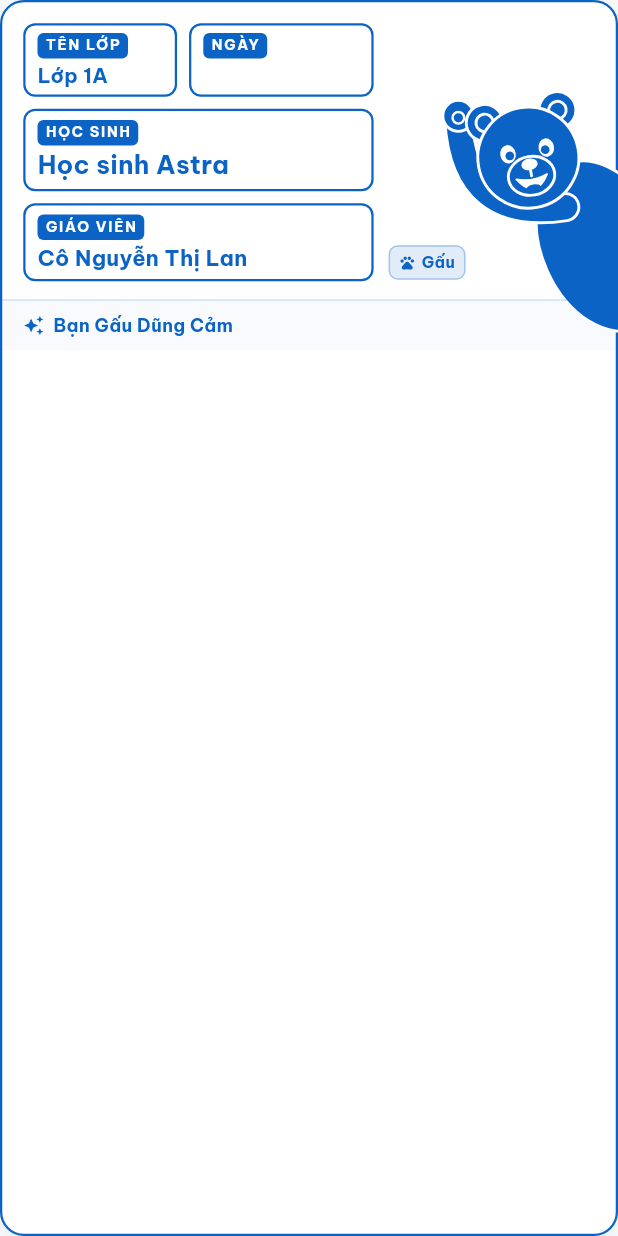
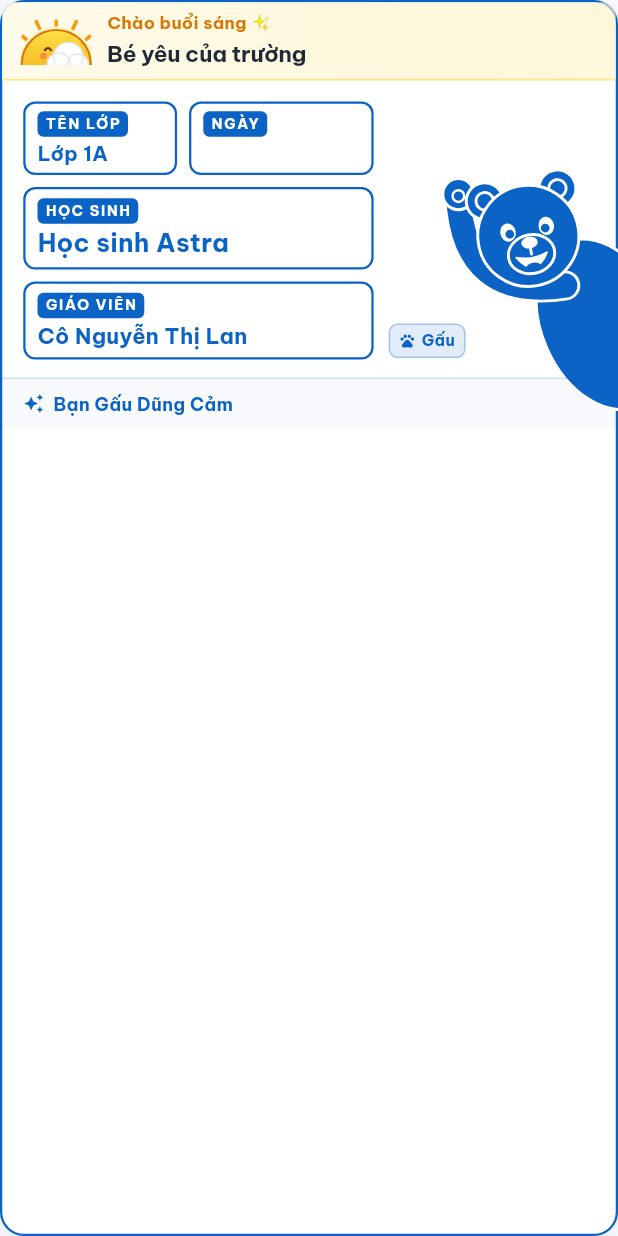
Before and after one commit to trongminh13/Project-GD, a Flutter app: the PrimaryAnimalIdentityCard widget shown alone on an empty page, opened directly with empty values, on a phone screen of 412 x 824 dp. Run offline on Flutter 3.47's test engine with Material 3 defaults, Android fonts, the phone set to English and light mode, and no system bars; our stand-ins replace file_picker, firebase_auth, firebase_core, fl_chart, flutter_dotenv, flutter_secure_storage and 3 more; missing offline and left inert: razorpay_flutter; accounts and stored records are empty; network calls fail.

Commit message:
refactor: add primary sky greeting header and celestial painter for primary student identity card

```diff
--- a/frontend/lib/features/student/screens/student_dashboard_screen.dart
+++ b/frontend/lib/features/student/screens/student_dashboard_screen.dart
@@ -1968,6 +1968,7 @@ class _StudentDashboardScreenState extends State<StudentDashboardScreen> {
               dateStr: '${now.day.toString().padLeft(2, '0')}/${now.month.toString().padLeft(2, '0')}/${now.year}',
               dobDMY: _extractDobDMY(_profile),
               teacherName: classTeacher,
+              timeOverride: now,
               onTapMore: _showMoreBottomSheet,
               onLogout: _logout,
             )
--- a/frontend/lib/features/student/widgets/mascot/primary_animal_identity_card.dart
+++ b/frontend/lib/features/student/widgets/mascot/primary_animal_identity_card.dart
@@ -2,15 +2,18 @@ import 'package:flutter/material.dart';
 import 'package:ashadeep/core/theme/app_colors.dart';
 import 'animal_mascot_data.dart';
 import 'animal_mascot_painter.dart';
+import 'primary_sky_greeting_header.dart';
 
 /// Thẻ Con Vật Nhận Diện Lớp Học (Dành riêng cho học sinh Cấp 1)
 /// Thiết kế chuẩn mực Senior Design: Bo góc 16px, ô con 8px, viền 1.5px, 100% Vector Canvas
+/// Tích hợp Header Bầu Trời (Mặt trời/Mặt trăng nhô nửa trên) và Lời chào thời gian sinh động
 class PrimaryAnimalIdentityCard extends StatelessWidget {
   final String studentName;
   final String className;
   final String dateStr;
   final String dobDMY;
   final String teacherName;
+  final DateTime? timeOverride;
   final VoidCallback? onTapMore;
   final VoidCallback? onLogout;
 
@@ -21,6 +24,7 @@ class PrimaryAnimalIdentityCard extends StatelessWidget {
     required this.dateStr,
     required this.dobDMY,
     required this.teacherName,
+    this.timeOverride,
     this.onTapMore,
     this.onLogout,
   });
@@ -51,6 +55,13 @@ class PrimaryAnimalIdentityCard extends StatelessWidget {
       child: Column(
         crossAxisAlignment: CrossAxisAlignment.stretch,
         children: [
+          // 0. Banner Bầu Trời: Hình tượng Mặt Trời/Mặt Trăng nhô nửa trên & Lời chào theo thời gian
+          PrimarySkyGreetingHeader(
+            studentName: studentName,
+            primaryColor: color,
+            timeOverride: timeOverride,
+          ),
+
           // Phần nội dung chính: Bố cục 2 cột (Cột thông tin 62% + Cột linh vật 38%)
           InkWell(
             onTap: onTapMore,
--- /dev/null
+++ b/frontend/lib/features/student/widgets/mascot/primary_sky_greeting_header.dart
@@ -0,0 +1,389 @@
+import 'dart:math' as math;
+import 'package:flutter/material.dart';
+
+/// Buổi trong ngày cho học sinh Cấp 1
+enum SkyTimePeriod {
+  morning, // 05:00 - 11:59
+  afternoon, // 12:00 - 17:59
+  evening, // 18:00 - 04:59
+}
+
+/// Helper phân loại thời gian trong ngày
+class SkyTimeHelper {
+  static SkyTimePeriod fromDateTime([DateTime? time]) {
+    final hour = (time ?? DateTime.now()).hour;
+    if (hour >= 5 && hour < 12) {
+      return SkyTimePeriod.morning;
+    } else if (hour >= 12 && hour < 18) {
+      return SkyTimePeriod.afternoon;
+    } else {
+      return SkyTimePeriod.evening;
+    }
+  }
+
+  static String getGreetingTitle(SkyTimePeriod period) {
+    switch (period) {
+      case SkyTimePeriod.morning:
+        return 'Chào buổi sáng ✨';
+      case SkyTimePeriod.afternoon:
+        return 'Chào buổi chiều 🌤️';
+      case SkyTimePeriod.evening:
+        return 'Chào buổi tối 🌙';
+    }
+  }
+}
+
+/// Painter vẽ hình ảnh thiên nhiên "chỉ 1 nửa phần trên hiện" (Peeking Celestial Element)
+/// Đồ họa 100% Vector sắc nét, ngộ nghĩnh, màu sắc rực rỡ chuẩn phong cách thiếu nhi Tiểu học
+class SkyCelestialPainter extends CustomPainter {
+  final SkyTimePeriod period;
+  final Color primaryColor;
+
+  SkyCelestialPainter({
+    required this.period,
+    required this.primaryColor,
+  });
+
+  @override
+  void paint(Canvas canvas, Size size) {
+    final w = size.width;
+    final h = size.height;
+    final cx = w / 2;
+    final cy = h; // Đường chân trời nằm ở đáy canvas, đối tượng chỉ nhô 1 nửa phần trên lên
+
+    switch (period) {
+      case SkyTimePeriod.morning:
+        _drawMorningSun(canvas, cx, cy, w, h);
+        break;
+      case SkyTimePeriod.afternoon:
+        _drawAfternoonSunAndClouds(canvas, cx, cy, w, h);
+        break;
+      case SkyTimePeriod.evening:
+        _drawEveningMoonAndStars(canvas, cx, cy, w, h);
+        break;
+    }
+  }
+
+  /// Buổi sáng: Mặt trời nửa vòm cười rạng rỡ với các tia nắng nan quạt và mây trắng e ấp
+  void _drawMorningSun(Canvas canvas, double cx, double cy, double w, double h) {
+    final sunRadius = h * 0.72;
+
+    // 1. Các tia nắng vàng cam xòe ra trên nửa vòm
+    final rayPaint = Paint()
+      ..color = const Color(0xFFF59E0B)
+      ..strokeWidth = 2.4
+      ..strokeCap = StrokeCap.round
+      ..isAntiAlias = true;
+
+    const rayCount = 7;
+    for (int i = 0; i < rayCount; i++) {
+      // Góc xòe từ 195 độ đến 345 độ (nửa vòng tròn phía trên)
+      final angle = (195 + (150 / (rayCount - 1)) * i) * math.pi / 180;
+      final startR = sunRadius + 3.0;
+      final endR = sunRadius + (i % 2 == 0 ? 8.5 : 6.0);
+      final p1 = Offset(cx + startR * math.cos(angle), cy + startR * math.sin(angle));
+      final p2 = Offset(cx + endR * math.cos(angle), cy + endR * math.sin(angle));
+      canvas.drawLine(p1, p2, rayPaint);
+    }
+
+    // 2. Vầng hào quang sáng ấm áp quanh mặt trời
+    final auraPaint = Paint()
+      ..color = const Color(0xFFFEF3C7).withValues(alpha: 0.85)
+      ..style = PaintingStyle.fill;
+    canvas.drawCircle(Offset(cx, cy), sunRadius + 2.5, auraPaint);
+
+    // 3. Nửa hình tròn thân Mặt Trời màu vàng cam rực rỡ
+    final sunPaint = Paint()
+      ..shader = const LinearGradient(
+        begin: Alignment.topCenter,
+        end: Alignment.bottomCenter,
+        colors: [Color(0xFFFDE047), Color(0xFFF59E0B)],
+      ).createShader(Rect.fromCircle(center: Offset(cx, cy), radius: sunRadius))
+      ..isAntiAlias = true;
+    canvas.drawCircle(Offset(cx, cy), sunRadius, sunPaint);
+
+    // Viền nhẹ ngoài mặt trời
+    final sunBorder = Paint()
+      ..color = const Color(0xFFD97706)
+      ..style = PaintingStyle.stroke
+      ..strokeWidth = 1.4
+      ..isAntiAlias = true;
+    canvas.drawCircle(Offset(cx, cy), sunRadius, sunBorder);
+
+    // 4. Khuôn mặt cười đáng yêu (Chỉ vẽ ở nửa trên)
+    final faceY = cy - sunRadius * 0.42;
+
+    // Đôi mắt cười hình cung tí hon
+    final eyePaint = Paint()
+      ..color = const Color(0xFF78350F)
+      ..style = PaintingStyle.stroke
+      ..strokeWidth = 1.6
+      ..strokeCap = StrokeCap.round;
+
+    final leftEye = Path()
+      ..moveTo(cx - 7.5, faceY)
+      ..quadraticBezierTo(cx - 5.5, faceY - 2.5, cx - 3.5, faceY);
+    final rightEye = Path()
+      ..moveTo(cx + 3.5, faceY)
+      ..quadraticBezierTo(cx + 5.5, faceY - 2.5, cx + 7.5, faceY);
+    canvas.drawPath(leftEye, eyePaint);
+    canvas.drawPath(rightEye, eyePaint);
+
+    // Đôi má hồng phấn e ấp
+    final blushPaint = Paint()..color = const Color(0xFFF43F5E).withValues(alpha: 0.45);
+    canvas.drawCircle(Offset(cx - 8.5, faceY + 4), 2.2, blushPaint);
+    canvas.drawCircle(Offset(cx + 8.5, faceY + 4), 2.2, blushPaint);
+
+    // Nụ cười chúm chím
+    final mouthPaint = Paint()
+      ..color = const Color(0xFF9A3412)
+      ..style = PaintingStyle.stroke
+      ..strokeWidth = 1.4
+      ..strokeCap = StrokeCap.round;
+    final mouth = Path()
+      ..moveTo(cx - 3.2, faceY + 4)
+      ..quadraticBezierTo(cx, faceY + 6.8, cx + 3.2, faceY + 4);
+    canvas.drawPath(mouth, mouthPaint);
+
+    // 5. Cụm mây trắng ngà bồng bềnh e ấp ở mép dưới chân mặt trời
+    _drawFluffyCloud(canvas, cx + sunRadius * 0.35, cy, 14, const Color(0xFFFFFFFF), const Color(0xFFE2E8F0));
+  }
+
+  /// Buổi chiều: Mặt trời vàng dịu kết hợp cụm mây xanh bồng bềnh
+  void _drawAfternoonSunAndClouds(Canvas canvas, double cx, double cy, double w, double h) {
+    final sunRadius = h * 0.68;
+
+    // 1. Nửa mặt trời màu cam mật ngọt ngả sang tây
+    final sunPaint = Paint()
+      ..shader = const LinearGradient(
+        begin: Alignment.topLeft,
+        end: Alignment.bottomRight,
+        colors: [Color(0xFFFCD34D), Color(0xFFFB923C)],
+      ).createShader(Rect.fromCircle(center: Offset(cx - 4, cy), radius: sunRadius))
+      ..isAntiAlias = true;
+    canvas.drawCircle(Offset(cx - 4, cy), sunRadius, sunPaint);
+
+    // Vệt hào quang chiều
+    final rayPaint = Paint()
+      ..color = const Color(0xFFF97316).withValues(alpha: 0.6)
+      ..strokeWidth = 2.0
+      ..strokeCap = StrokeCap.round;
+    for (int i = 0; i < 5; i++) {
+      final angle = (205 + (130 / 4) * i) * math.pi / 180;
+      final startR = sunRadius + 2.0;
+      final endR = sunRadius + 6.0;
+      canvas.drawLine(
+        Offset(cx - 4 + startR * math.cos(angle), cy + startR * math.sin(angle)),
+        Offset(cx - 4 + endR * math.cos(angle), cy + endR * math.sin(angle)),
+        rayPaint,
+      );
+    }
+
+    // 2. Cụm mây xanh biếc bồng bềnh che một phần chân trời
+    _drawFluffyCloud(canvas, cx + 6, cy, 18, const Color(0xFFE0F2FE), const Color(0xFF38BDF8));
+    _drawFluffyCloud(canvas, cx - 10, cy, 12, const Color(0xFFFFFFFF), const Color(0xFFBAE6FD));
+  }
+
+  /// Buổi tối: Nửa vòm trời đêm tím mộng mơ, Mặt trăng khuyết và các ngôi sao lấp lánh
+  void _drawEveningMoonAndStars(Canvas canvas, double cx, double cy, double w, double h) {
+    final domeRadius = h * 0.78;
+
+    // 1. Nửa vòm bầu trời đêm màu tím chàm huyền ảo
+    final skyPaint = Paint()
+      ..shader = const LinearGradient(
+        begin: Alignment.topCenter,
+        end: Alignment.bottomCenter,
+        colors: [Color(0xFF3730A3), Color(0xFF4F46E5)],
+      ).createShader(Rect.fromCircle(center: Offset(cx, cy), radius: domeRadius))
+      ..isAntiAlias = true;
+    canvas.drawCircle(Offset(cx, cy), domeRadius, skyPaint);
+
+    // 2. Mặt trăng lưỡi liềm vàng mơ nhô lên nửa vòm
+    final moonCenter = Offset(cx - 3, cy - domeRadius * 0.38);
+    final moonR = domeRadius * 0.52;
+
+    final moonPath = Path()
+      ..addArc(Rect.fromCircle(center: moonCenter, radius: moonR), -math.pi / 2, math.pi)
+      ..arcToPoint(
+        Offset(moonCenter.dx, moonCenter.dy - moonR),
+        radius: Radius.circular(moonR * 0.72),
+        clockwise: false,
+      );
+
+    final moonPaint = Paint()
+      ..shader = const LinearGradient(
+        begin: Alignment.topLeft,
+        end: Alignment.bottomRight,
+        colors: [Color(0xFFFEF08A), Color(0xFFFDE047)],
+      ).createShader(Rect.fromCircle(center: moonCenter, radius: moonR))
+      ..isAntiAlias = true;
+    canvas.drawPath(moonPath, moonPaint);
+
+    // 3. Hai ngôi sao 4 cánh lấp lánh trên vòm trời đêm
+    _drawSparkleStar(canvas, cx + 11, cy - domeRadius * 0.52, 4.0, const Color(0xFFFDE047));
+    _drawSparkleStar(canvas, cx - 13, cy - domeRadius * 0.28, 2.8, const Color(0xFFFFFFFF));
+    _drawSparkleStar(canvas, cx + 14, cy - domeRadius * 0.16, 2.2, const Color(0xFFFDE047));
+  }
+
+  /// Vẽ cụm mây tròn nhiều tầng mềm mại
+  void _drawFluffyCloud(Canvas canvas, double ox, double oy, double r, Color fillCol, Color borderCol) {
+    final fill = Paint()
+      ..color = fillCol
+      ..isAntiAlias = true;
+    final stroke = Paint()
+      ..color = borderCol
+      ..style = PaintingStyle.stroke
+      ..strokeWidth = 1.0
+      ..isAntiAlias = true;
+
+    canvas.drawCircle(Offset(ox - r * 0.45, oy), r * 0.55, fill);
+    canvas.drawCircle(Offset(ox + r * 0.45, oy), r * 0.50, fill);
+    canvas.drawCircle(Offset(ox, oy - r * 0.35), r * 0.70, fill);
+
+    canvas.drawCircle(Offset(ox - r * 0.45, oy), r * 0.55, stroke);
+    canvas.drawCircle(Offset(ox + r * 0.45, oy), r * 0.50, stroke);
+    canvas.drawCircle(Offset(ox, oy - r * 0.35), r * 0.70, stroke);
+  }
+
+  /// Vẽ ngôi sao lấp lánh 4 cánh
+  void _drawSparkleStar(Canvas canvas, double x, double y, double r, Color color) {
+    final starPath = Path()
+      ..moveTo(x, y - r)
+      ..quadraticBezierTo(x, y, x + r, y)
+      ..quadraticBezierTo(x, y, x, y + r)
+      ..quadraticBezierTo(x, y, x - r, y)
+      ..quadraticBezierTo(x, y, x, y - r);
+
+    final paint = Paint()
+      ..color = color
+      ..style = PaintingStyle.fill
+      ..isAntiAlias = true;
+    canvas.drawPath(starPath, paint);
+  }
+
+  @override
+  bool shouldRepaint(covariant SkyCelestialPainter oldDelegate) {
+    return oldDelegate.period != period || oldDelegate.primaryColor != primaryColor;
+  }
+}
+
+/// Widget Header Bầu Trời Lời Chào Dành Riêng Cho Học Sinh Cấp 1
+/// Thiết kế chuẩn mực Senior Design:
+/// - Hình Bầu trời (Mặt trời / Mây / Trăng sao) nhô nửa phần trên lên từ đỉnh
+/// - Lời chào theo thời gian kết hợp tên học sinh vui tươi, rực rỡ, gần gũi với lứa tuổi Tiểu học
+class PrimarySkyGreetingHeader extends StatelessWidget {
+  final String studentName;
+  final Color primaryColor;
+  final DateTime? timeOverride;
+
+  const PrimarySkyGreetingHeader({
+    super.key,
+    required this.studentName,
+    required this.primaryColor,
+    this.timeOverride,
+  });
+
+  @override
+  Widget build(BuildContext context) {
+    final period = SkyTimeHelper.fromDateTime(timeOverride);
+    final greetingText = SkyTimeHelper.getGreetingTitle(period);
+
+    // Màu sắc theo buổi trong ngày (tươi sáng, thân thiện, bảo đảm độ tương phản AA)
+    Color bannerBorder;
+    Color greetingTextColor;
+    List<Color> gradientColors;
+
+    switch (period) {
+      case SkyTimePeriod.morning:
+        bannerBorder = const Color(0xFFFDE68A);
+        greetingTextColor = const Color(0xFFD97706);
+        gradientColors = [
+          const Color(0xFFFFFBEB),
+          const Color(0xFFFEF3C7).withValues(alpha: 0.65),
+        ];
+        break;
+      case SkyTimePeriod.afternoon:
+        bannerBorder = const Color(0xFFBAE6FD);
+        greetingTextColor = const Color(0xFF0284C7);
+        gradientColors = [
+          const Color(0xFFF0F9FF),
+          const Color(0xFFE0F2FE).withValues(alpha: 0.65),
+        ];
+        break;
+      case SkyTimePeriod.evening:
+        bannerBorder = const Color(0xFFDDD6FE);
+        greetingTextColor = const Color(0xFF4F46E5);
+        gradientColors = [
+          const Color(0xFFF5F3FF),
+          const Color(0xFFEDE9FE).withValues(alpha: 0.75),
+        ];
+        break;
+    }
+
+    return Container(
+      decoration: BoxDecoration(
+        gradient: LinearGradient(
+          begin: Alignment.topLeft,
+          end: Alignment.bottomRight,
+          colors: gradientColors,
+        ),
+        border: Border(
+          bottom: BorderSide(color: bannerBorder, width: 1.2),
+        ),
+      ),
+      padding: const EdgeInsets.fromLTRB(12, 6, 14, 6),
+      child: Row(
+        crossAxisAlignment: CrossAxisAlignment.center,
+        children: [
+          // 1. Biểu tượng Bầu Trời nhô nửa phần trên lên
+          SizedBox(
+            width: 48,
+            height: 32,
+            child: ClipRect(
+              child: CustomPaint(
+                painter: SkyCelestialPainter(
+                  period: period,
+                  primaryColor: primaryColor,
+                ),
+              ),
+            ),
+          ),
+          const SizedBox(width: 10),
+
+          // 2. Chữ Lời Chào + Tên Học Sinh
+          Expanded(
+            child: Column(
+              crossAxisAlignment: CrossAxisAlignment.start,
+              mainAxisSize: MainAxisSize.min,
+              children: [
+                // Dòng 1: Lời chào thời gian
+                Text(
+                  greetingText,
+                  style: TextStyle(
+                    fontSize: 11.5,
+                    fontWeight: FontWeight.w700,
+                    color: greetingTextColor,
+                    letterSpacing: 0.2,
+                  ),
+                ),
+                const SizedBox(height: 1),
+                // Dòng 2: Tên học sinh dễ thương
+                Text(
+                  studentName.isNotEmpty ? studentName : 'Bé yêu của trường',
+                  style: TextStyle(
+                    fontSize: 15.0,
+                    fontWeight: FontWeight.w800,
+                    color: const Color(0xFF1F2937),
+                    letterSpacing: -0.2,
+                  ),
+                  maxLines: 1,
+                  overflow: TextOverflow.ellipsis,
+                ),
+              ],
+            ),
+          ),
+        ],
+      ),
+    );
+  }
+}
```
Also changed, not shown: 2 other files.
